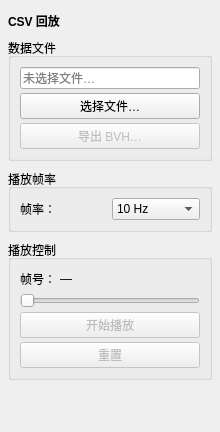
First picture: the form in ui/csv_import_panel.ui, repository FOHEART/MotionGloveSDK_python, before the edit.
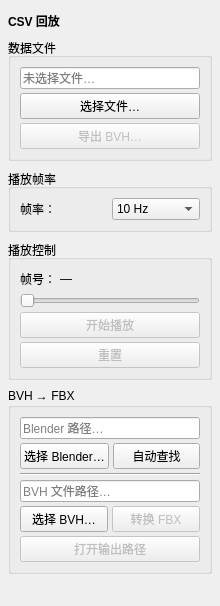
Second picture: the form after the edit.

Commit message: feat: Add automatic Blender path detection and BVH to FBX conversion functionality

```diff
--- a/ui/csv_import_panel.ui
+++ b/ui/csv_import_panel.ui
@@ -2,6 +2,14 @@
 <ui version="4.0">
  <class>csv_import_panel</class>
  <widget class="QWidget" name="csv_import_panel">
+  <property name="geometry">
+   <rect>
+    <x>0</x>
+    <y>0</y>
+    <width>220</width>
+    <height>606</height>
+   </rect>
+  </property>
   <property name="minimumSize">
    <size>
     <width>220</width>
@@ -15,6 +23,9 @@
    </size>
   </property>
   <layout class="QVBoxLayout" name="root_layout">
+   <property name="spacing">
+    <number>8</number>
+   </property>
    <property name="leftMargin">
     <number>8</number>
    </property>
@@ -27,9 +38,6 @@
    <property name="bottomMargin">
     <number>12</number>
    </property>
-   <property name="spacing">
-    <number>8</number>
-   </property>
    <item>
     <widget class="QLabel" name="lbl_title">
      <property name="text">
@@ -65,12 +73,12 @@
       </item>
       <item>
        <widget class="QPushButton" name="btn_export_bvh">
+        <property name="enabled">
+         <bool>false</bool>
+        </property>
         <property name="text">
          <string>导出 BVH…</string>
         </property>
-        <property name="enabled">
-         <bool>false</bool>
-        </property>
        </widget>
       </item>
      </layout>
@@ -161,6 +169,9 @@
       </item>
       <item>
        <widget class="QSlider" name="slider_progress">
+        <property name="enabled">
+         <bool>false</bool>
+        </property>
         <property name="minimum">
          <number>0</number>
         </property>
@@ -173,29 +184,114 @@
         <property name="orientation">
          <enum>Qt::Horizontal</enum>
         </property>
-        <property name="enabled">
-         <bool>false</bool>
-        </property>
        </widget>
       </item>
       <item>
        <widget class="QPushButton" name="btn_play_pause">
+        <property name="enabled">
+         <bool>false</bool>
+        </property>
         <property name="text">
          <string>开始播放</string>
         </property>
-        <property name="enabled">
-         <bool>false</bool>
-        </property>
        </widget>
       </item>
       <item>
        <widget class="QPushButton" name="btn_reset">
+        <property name="enabled">
+         <bool>false</bool>
+        </property>
         <property name="text">
          <string>重置</string>
         </property>
+       </widget>
+      </item>
+     </layout>
+    </widget>
+   </item>
+   <item>
+    <widget class="QGroupBox" name="group_bvh_to_fbx">
+     <property name="title">
+      <string>BVH → FBX</string>
+     </property>
+     <layout class="QVBoxLayout" name="bvh2fbx_layout">
+      <property name="spacing">
+       <number>4</number>
+      </property>
+      <item>
+       <widget class="QLineEdit" name="bvh2fbx_blender_edit">
+        <property name="readOnly">
+         <bool>true</bool>
+        </property>
+        <property name="placeholderText">
+         <string>Blender 路径…</string>
+        </property>
+       </widget>
+      </item>
+      <item>
+       <layout class="QHBoxLayout" name="horizontalLayout">
+        <item>
+         <widget class="QPushButton" name="bvh2fbx_blender_btn">
+          <property name="text">
+           <string>选择 Blender…</string>
+          </property>
+         </widget>
+        </item>
+        <item>
+         <widget class="QPushButton" name="bvh2fbx_blender_auto_btn">
+          <property name="text">
+           <string>自动查找</string>
+          </property>
+         </widget>
+        </item>
+       </layout>
+      </item>
+      <item>
+       <widget class="Line" name="line">
+        <property name="orientation">
+         <enum>Qt::Horizontal</enum>
+        </property>
+       </widget>
+      </item>
+      <item>
+       <widget class="QLineEdit" name="bvh2fbx_bvh_edit">
+        <property name="readOnly">
+         <bool>true</bool>
+        </property>
+        <property name="placeholderText">
+         <string>BVH 文件路径…</string>
+        </property>
+       </widget>
+      </item>
+      <item>
+       <layout class="QHBoxLayout" name="horizontalLayout_2">
+        <item>
+         <widget class="QPushButton" name="bvh2fbx_bvh_btn">
+          <property name="text">
+           <string>选择 BVH…</string>
+          </property>
+         </widget>
+        </item>
+        <item>
+         <widget class="QPushButton" name="bvh2fbx_convert_btn">
+          <property name="enabled">
+           <bool>false</bool>
+          </property>
+          <property name="text">
+           <string>转换 FBX</string>
+          </property>
+         </widget>
+        </item>
+       </layout>
+      </item>
+      <item>
+       <widget class="QPushButton" name="bvh2fbx_open_btn">
         <property name="enabled">
          <bool>false</bool>
         </property>
+        <property name="text">
+         <string>打开输出路径</string>
+        </property>
        </widget>
       </item>
      </layout>
```
The commit also changes 24 other files.
